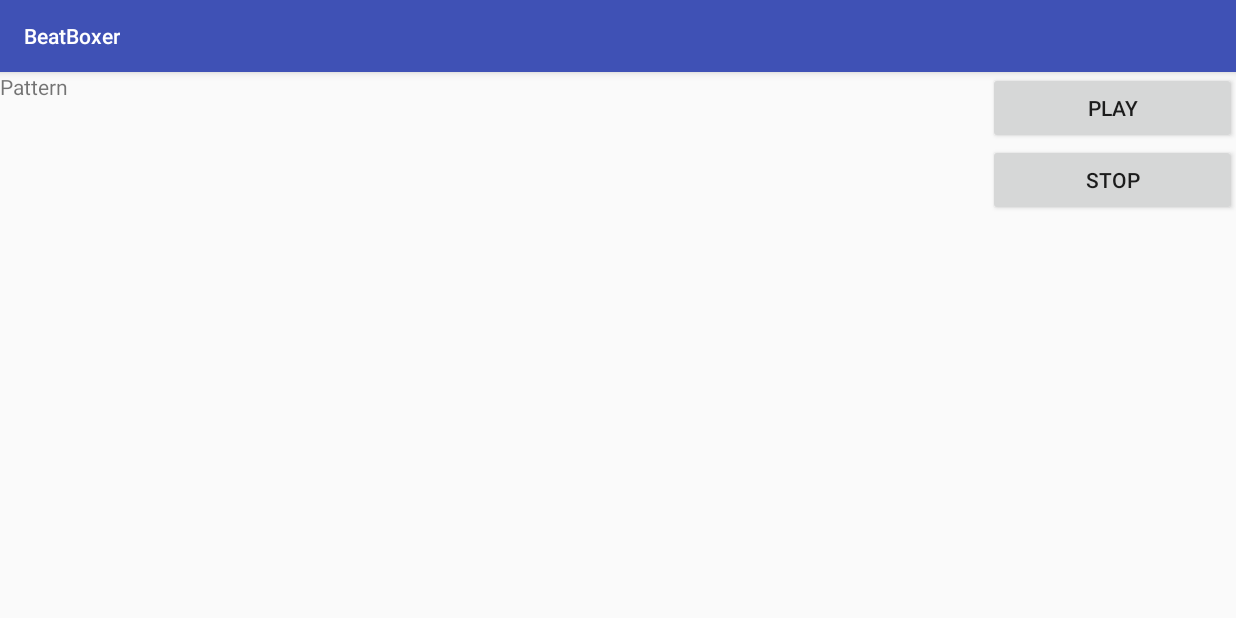
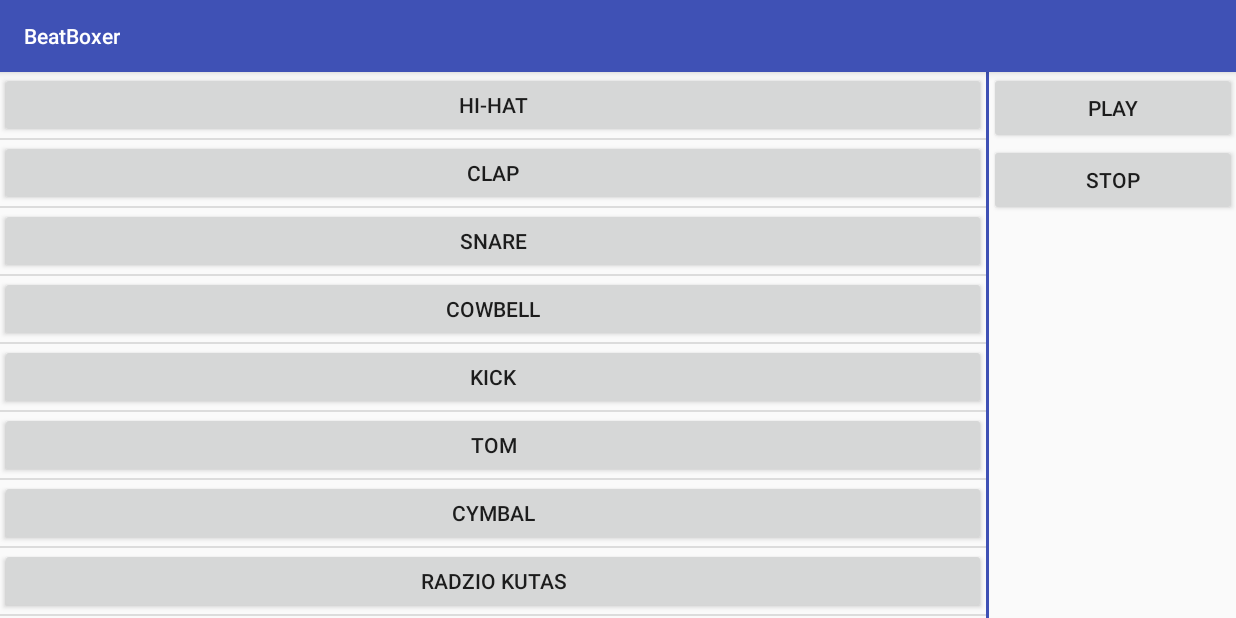
Before and after one commit to glnosg/BeatBoxer, an Android app: the screen it shows after launch (MainActivity), on a phone screen of 824 x 412 dp (held sideways). Run offline under Robolectric (Android 15) with nearby library versions, the phone set to English and light mode, and no system bars.

Commit message:
Add list of instruments in MusicPattern fragment

```diff
--- /dev/null
+++ b/app/src/main/java/com/glnosg/beatboxer/Instrument.java
@@ -0,0 +1,19 @@
+package com.glnosg.beatboxer;
+
+
+/**
+ * Created by pawel on 07.10.17.
+ */
+
+public class Instrument {
+
+    private String mInstrumentName;
+
+    public Instrument (String name) {
+        mInstrumentName = name;
+    }
+
+    public String getInstrumentName() {
+        return mInstrumentName;
+    }
+}
--- /dev/null
+++ b/app/src/main/java/com/glnosg/beatboxer/InstrumentAdapter.java
@@ -0,0 +1,52 @@
+package com.glnosg.beatboxer;
+
+import android.content.Context;
+import android.support.annotation.NonNull;
+import android.support.annotation.Nullable;
+import android.view.LayoutInflater;
+import android.view.View;
+import android.view.ViewGroup;
+import android.widget.ArrayAdapter;
+import android.widget.Button;
+
+import java.util.ArrayList;
+
+import static android.icu.lang.UCharacter.GraphemeClusterBreak.T;
+
+/**
+ * Created by pawel on 07.10.17.
+ */
+
+public class InstrumentAdapter extends ArrayAdapter {
+
+    /**
+     * @param context - Current context
+     * @param objects - List of object represented in ListView
+     */
+    public InstrumentAdapter(Context context, ArrayList objects) {
+        super(context, -1, objects);
+    }
+
+    /**
+     *
+     * @param position - position of the item
+     * @param convertView - old view to reuse when possible
+     */
+    @NonNull
+    @Override
+    public View getView(int position, @Nullable View convertView, @NonNull ViewGroup parent) {
+
+        View myView = convertView;
+
+        if (myView == null) {
+            myView = LayoutInflater.from(getContext()).inflate(R.layout.instruments_list_item, parent, false);
+        }
+
+        Instrument currentInstrument = (Instrument) getItem(position);
+
+        Button hearTheSoundButton = (Button) myView.findViewById(R.id.hear_the_sound_button);
+        hearTheSoundButton.setText(currentInstrument.getInstrumentName());
+
+        return myView;
+    }
+}
--- a/app/src/main/java/com/glnosg/beatboxer/MusicPatternFragment.java
+++ b/app/src/main/java/com/glnosg/beatboxer/MusicPatternFragment.java
@@ -5,6 +5,9 @@ import android.os.Bundle;
 import android.view.LayoutInflater;
 import android.view.View;
 import android.view.ViewGroup;
+import android.widget.ListView;
+
+import java.util.ArrayList;
 
 /**
  * Created by pawel on 07.10.17.
@@ -15,7 +18,25 @@ public class MusicPatternFragment extends Fragment{
     @Override
     public View onCreateView(LayoutInflater inflater, ViewGroup container, Bundle savedInstanceState) {
 
-        View view = inflater.inflate(R.layout.fragment_music_pattern, container, false);
+        View view = inflater.inflate(R.layout.instruments_list, container, false);
+
+        ArrayList<Instrument> instrumentList = new ArrayList<>();
+
+        instrumentList.add(new Instrument("Hi-Hat"));
+        instrumentList.add(new Instrument("Clap"));
+        instrumentList.add(new Instrument("Snare"));
+        instrumentList.add(new Instrument("Cowbell"));
+        instrumentList.add(new Instrument("Kick"));
+        instrumentList.add(new Instrument("Tom"));
+        instrumentList.add(new Instrument("Cymbal"));
+        instrumentList.add(new Instrument("Radzio Kutas"));
+
+
+        InstrumentAdapter instrumentAdapter = new InstrumentAdapter(getActivity(), instrumentList);
+
+        ListView listView = (ListView) view.findViewById(R.id.instruments_list);
+        listView.setAdapter(instrumentAdapter);
+
         return view;
     }
 }
--- a/app/src/main/res/layout/activity_main.xml
+++ b/app/src/main/res/layout/activity_main.xml
@@ -13,6 +13,11 @@
         class="com.glnosg.beatboxer.MusicPatternFragment">
     </fragment>
 
+    <View
+        android:layout_width="2dp"
+        android:layout_height="match_parent"
+        android:background="@color/colorPrimary"/>
+
     <fragment
         android:id="@+id/control_panel_frafment"
         android:layout_width="0dp"
--- /dev/null
+++ b/app/src/main/res/layout/instruments_list.xml
@@ -0,0 +1,9 @@
+<ListView xmlns:android="http://schemas.android.com/apk/res/android"
+    xmlns:tools="http://schemas.android.com/tools"
+    android:layout_width="match_parent"
+    android:layout_height="match_parent"
+    android:orientation="vertical"
+    android:id="@+id/instruments_list"
+    tools:context="com.glnosg.beatboxer.MainActivity">
+
+</ListView>
--- /dev/null
+++ b/app/src/main/res/layout/instruments_list_item.xml
@@ -0,0 +1,14 @@
+<?xml version="1.0" encoding="utf-8"?>
+<LinearLayout xmlns:android="http://schemas.android.com/apk/res/android"
+    xmlns:tools="http://schemas.android.com/tools"
+    android:layout_width="match_parent"
+    android:layout_height="match_parent"
+    android:orientation="horizontal" >
+
+    <Button
+        android:id="@+id/hear_the_sound_button"
+        android:layout_width="match_parent"
+        android:layout_height="@dimen/instrument_list_item_height"
+        tools:text="Instrument"/>
+
+</LinearLayout>
--- /dev/null
+++ b/app/src/main/res/values/dimens.xml
@@ -0,0 +1,5 @@
+<?xml version="1.0" encoding="utf-8"?>
+<resources>
+    <!-- Height of each list item -->
+    <dimen name="instrument_list_item_height">44dp</dimen>
+</resources>
```
